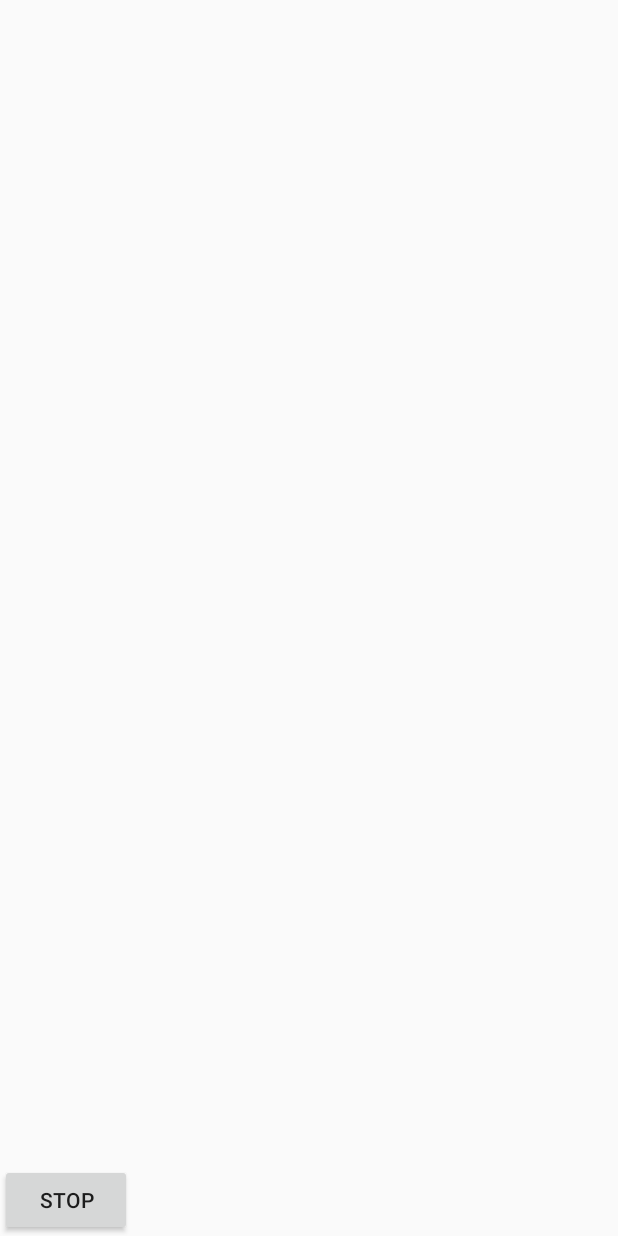
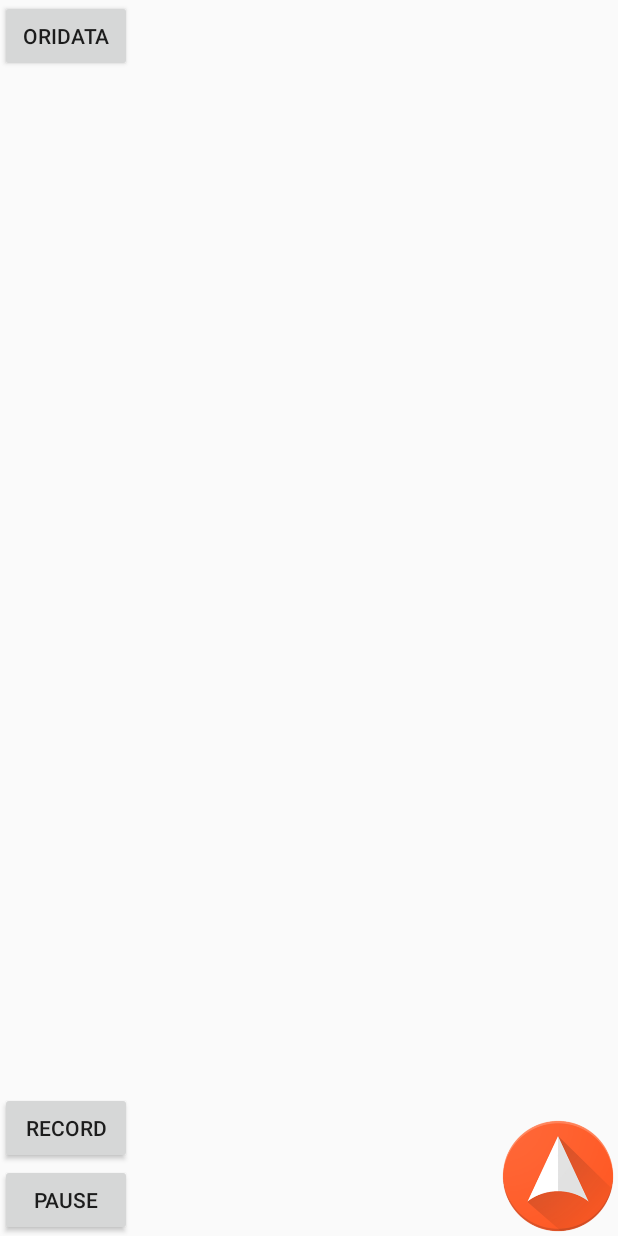
Before and after one commit to AirClown/MagDetect, an Android app: the layout main.xml on its own in the app's theme, with its tools: preview values and no code run, on a phone screen of 412 x 824 dp. Run offline under Robolectric (Android 15) with nearby library versions, the phone set to English and light mode, and no system bars.

```diff
--- a/app/build.gradle
+++ b/app/build.gradle
@@ -7,7 +7,7 @@ android {
         minSdkVersion 21
         targetSdkVersion 26
         versionCode 1
-        versionName "1.0"
+        versionName "1.3.0"
         testInstrumentationRunner "android.support.test.runner.AndroidJUnitRunner"
     }
     buildTypes {
--- a/app/src/main/res/layout/main.xml
+++ b/app/src/main/res/layout/main.xml
@@ -1,6 +1,8 @@
 <?xml version="1.0" encoding="utf-8"?>
 <RelativeLayout xmlns:android="http://schemas.android.com/apk/res/android"
-    android:layout_width="match_parent" android:layout_height="match_parent">
+    xmlns:app="http://schemas.android.com/apk/res-auto"
+    android:layout_width="match_parent"
+    android:layout_height="match_parent">
 
     <com.ice.magdetect.MyView
         android:id="@+id/myview"
@@ -13,7 +15,7 @@
         android:layout_height="wrap_content"
         android:layout_alignParentBottom="true"
         android:layout_alignParentStart="true"
-        android:text="STOP" />
+        android:text="PAUSE" />
 
     <TextView
         android:id="@+id/textView"
@@ -30,4 +32,28 @@
         android:layout_alignEnd="@+id/textView"
         android:layout_below="@+id/textView"
         android:textSize="18sp" />
+
+    <Button
+        android:id="@+id/record"
+        android:layout_width="wrap_content"
+        android:layout_height="wrap_content"
+        android:layout_above="@+id/button"
+        android:layout_alignParentStart="true"
+        android:text="RECORD" />
+
+    <Button
+        android:id="@+id/button2"
+        android:layout_width="wrap_content"
+        android:layout_height="wrap_content"
+        android:layout_alignParentStart="true"
+        android:layout_alignParentTop="true"
+        android:text="OriData" />
+
+    <ImageView
+        android:id="@+id/imageView"
+        android:layout_width="80dp"
+        android:layout_height="80dp"
+        android:layout_alignParentBottom="true"
+        android:layout_alignParentEnd="true"
+        app:srcCompat="@drawable/nan" />
 </RelativeLayout>
--- a/build.gradle
+++ b/build.gradle
@@ -7,7 +7,7 @@ buildscript {
         jcenter()
     }
     dependencies {
-        classpath 'com.android.tools.build:gradle:3.0.0'
+        classpath 'com.android.tools.build:gradle:3.0.1'
 
 
         // NOTE: Do not place your application dependencies here; they belong
```
Also changed, not shown: app/src/main/res/drawable/nan.png (added).
